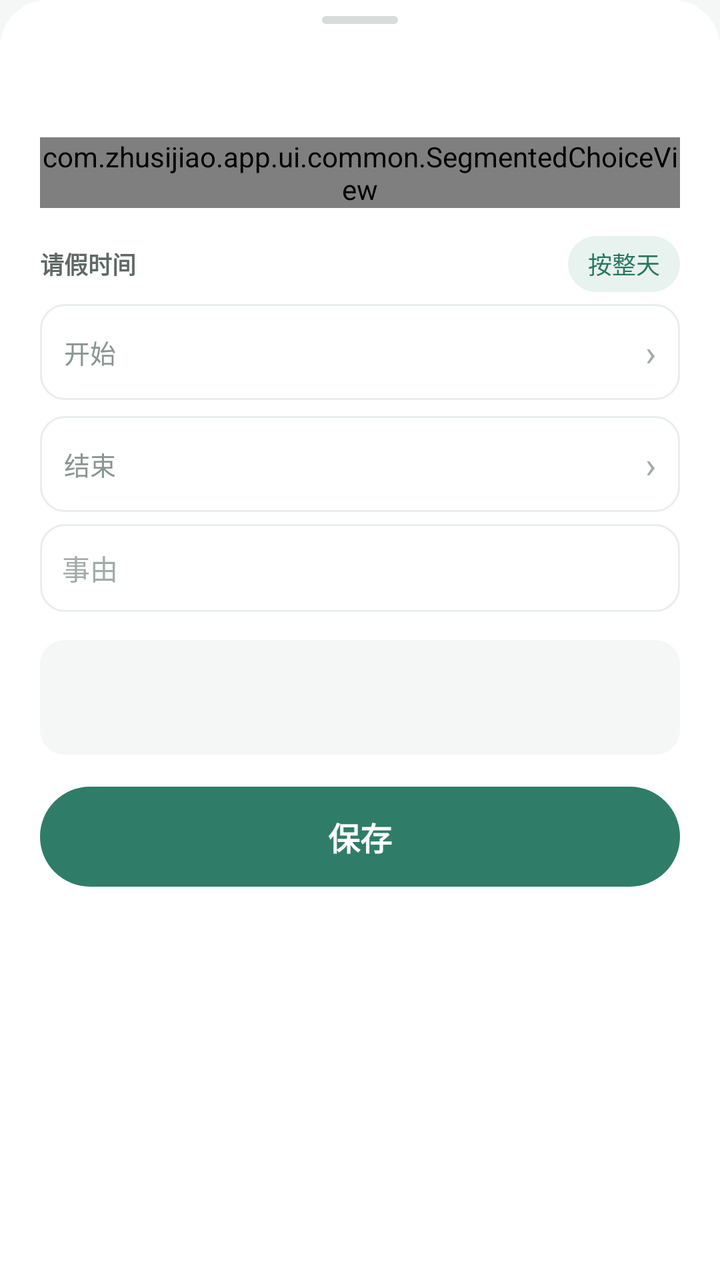
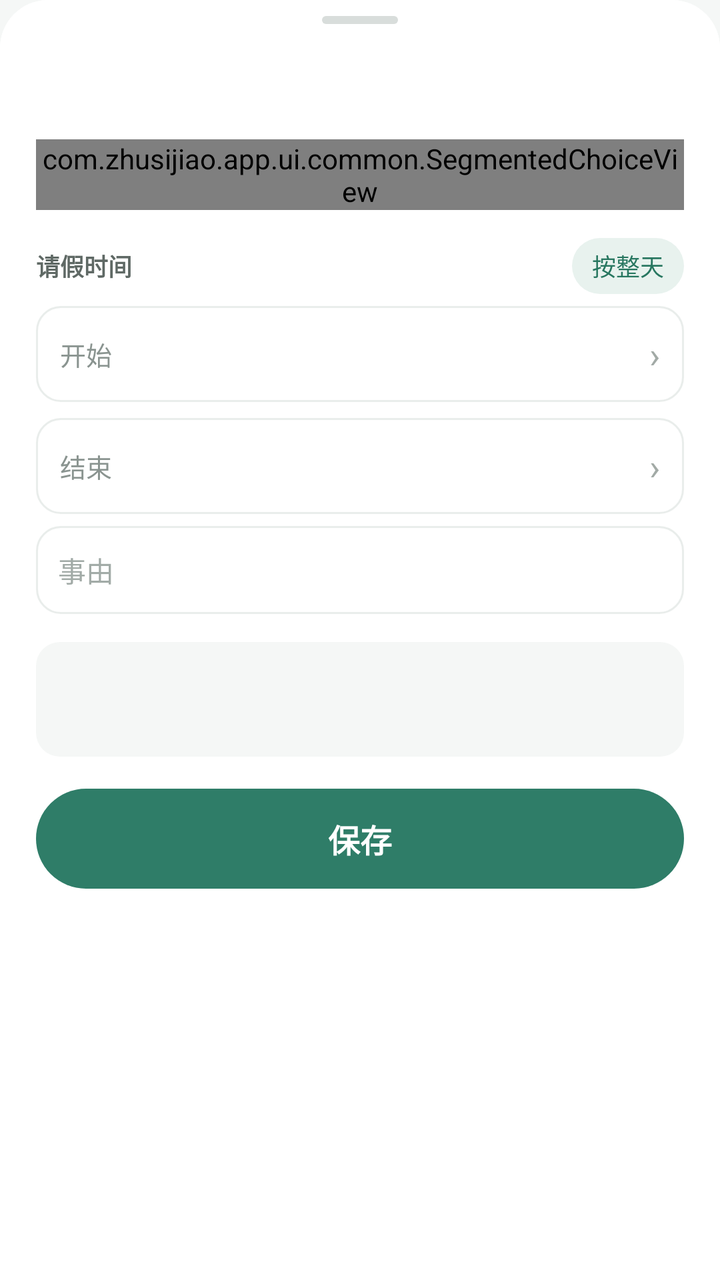

Screens rendered from an Android XML layout before and after an edit, with the pre-edit source and the edit as a unified diff.
<!-- AndroidManifest.xml: application theme Theme.Zhusijiao -->
<!-- res/layout/dialog_leave_editor.xml -->
<?xml version="1.0" encoding="utf-8"?>
<androidx.core.widget.NestedScrollView xmlns:android="http://schemas.android.com/apk/res/android"
    android:layout_width="match_parent"
    android:layout_height="wrap_content"
    android:background="@drawable/bg_sheet"
    android:fillViewport="true"
    android:overScrollMode="never">

    <LinearLayout
        android:layout_width="match_parent"
        android:layout_height="wrap_content"
        android:background="@drawable/bg_sheet"
        android:orientation="vertical"
        android:paddingStart="20dp"
        android:paddingTop="8dp"
        android:paddingEnd="20dp"
        android:paddingBottom="12dp">

        <View
            android:layout_width="38dp"
            android:layout_height="4dp"
            android:layout_gravity="center_horizontal"
            android:layout_marginBottom="15dp"
            android:background="@drawable/bg_sheet_handle" />

        <TextView
            android:id="@+id/leaveEditorTitle"
            android:layout_width="match_parent"
            android:layout_height="wrap_content"
            android:includeFontPadding="false"
            android:textColor="@color/heading_ink"
            android:textSize="@dimen/text_display"
            android:textStyle="bold" />

        <com.zhusijiao.app.ui.common.SegmentedChoiceView
            android:id="@+id/leaveType"
            android:layout_width="match_parent"
            android:layout_height="wrap_content"
            android:layout_marginTop="16dp" />

        <LinearLayout
            android:layout_width="match_parent"
            android:layout_height="wrap_content"
            android:layout_marginTop="14dp"
            android:gravity="center_vertical"
            android:orientation="horizontal">

            <TextView
                android:layout_width="0dp"
                android:layout_height="wrap_content"
                android:layout_weight="1"
                android:text="@string/leave_span_label"
                android:textColor="@color/field_label"
                android:textSize="@dimen/text_hint"
                android:textStyle="bold" />

            
            <TextView
                android:id="@+id/leaveWholeDay"
                android:layout_width="wrap_content"
                android:layout_height="wrap_content"
                android:background="@drawable/bg_tag"
                android:clickable="true"
                android:focusable="true"
                android:gravity="center"
                android:minHeight="28dp"
                android:paddingStart="10dp"
                android:paddingEnd="10dp"
                android:text="@string/leave_whole_day"
                android:textColor="@color/accent_strong"
                android:textSize="@dimen/text_hint" />
        </LinearLayout>

        <LinearLayout
            android:id="@+id/leaveStartRow"
            android:layout_width="match_parent"
            android:layout_height="wrap_content"
            android:layout_marginTop="6dp"
            android:background="@drawable/bg_field"
            android:clickable="true"
            android:focusable="true"
            android:gravity="center_vertical"
            android:minHeight="48dp"
            android:orientation="horizontal"
            android:paddingStart="12dp"
            android:paddingEnd="12dp">

            <TextView
                android:layout_width="wrap_content"
                android:layout_height="wrap_content"
                android:text="@string/leave_start_label"
                android:textColor="@color/sub_8a"
                android:textSize="@dimen/text_small" />

            <TextView
                android:id="@+id/leaveStart"
                android:layout_width="0dp"
                android:layout_height="wrap_content"
                android:layout_marginStart="12dp"
                android:layout_weight="1"
                android:gravity="end"
                android:textColor="@color/ink"
                android:textSize="@dimen/text_body"
                android:textStyle="bold" />

            <TextView
                android:layout_width="wrap_content"
                android:layout_height="wrap_content"
                android:layout_marginStart="8dp"
                android:text="›"
                android:textColor="@color/arrow_grey"
                android:textSize="@dimen/text_title" />
        </LinearLayout>

        <LinearLayout
            android:id="@+id/leaveEndRow"
            android:layout_width="match_parent"
            android:layout_height="wrap_content"
            android:layout_marginTop="8dp"
            android:background="@drawable/bg_field"
            android:clickable="true"
            android:focusable="true"
            android:gravity="center_vertical"
            android:minHeight="48dp"
            android:orientation="horizontal"
            android:paddingStart="12dp"
            android:paddingEnd="12dp">

            <TextView
                android:layout_width="wrap_content"
                android:layout_height="wrap_content"
                android:text="@string/leave_end_label"
                android:textColor="@color/sub_8a"
                android:textSize="@dimen/text_small" />

            <TextView
                android:id="@+id/leaveEnd"
                android:layout_width="0dp"
                android:layout_height="wrap_content"
                android:layout_marginStart="12dp"
                android:layout_weight="1"
                android:gravity="end"
                android:textColor="@color/ink"
                android:textSize="@dimen/text_body"
                android:textStyle="bold" />

            <TextView
                android:layout_width="wrap_content"
                android:layout_height="wrap_content"
                android:layout_marginStart="8dp"
                android:text="›"
                android:textColor="@color/arrow_grey"
                android:textSize="@dimen/text_title" />
        </LinearLayout>

        <TextView
            android:id="@+id/leaveError"
            android:layout_width="match_parent"
            android:layout_height="wrap_content"
            android:layout_marginTop="6dp"
            android:textColor="@color/danger"
            android:textSize="@dimen/text_hint"
            android:visibility="gone" />

        <EditText
            android:id="@+id/leaveNote"
            style="@style/FieldInput"
            android:layout_marginTop="6dp"
            android:hint="@string/leave_note_hint"
            android:importantForAutofill="no"
            android:inputType="text"
            android:maxLength="60"
            android:singleLine="true" />

        <LinearLayout
            android:layout_width="match_parent"
            android:layout_height="wrap_content"
            android:layout_marginTop="14dp"
            android:background="@drawable/bg_detail_cell"
            android:orientation="vertical"
            android:paddingStart="12dp"
            android:paddingTop="10dp"
            android:paddingEnd="12dp"
            android:paddingBottom="11dp">

            <TextView
                android:id="@+id/leavePreviewLabel"
                android:layout_width="match_parent"
                android:layout_height="wrap_content"
                android:textColor="@color/accent_strong"
                android:textSize="@dimen/text_caption"
                android:textStyle="bold" />

            <TextView
                android:id="@+id/leavePreview"
                android:layout_width="match_parent"
                android:layout_height="wrap_content"
                android:layout_marginTop="4dp"
                android:lineSpacingMultiplier="1.4"
                android:textColor="@color/body_ink"
                android:textSize="@dimen/text_small" />
        </LinearLayout>

        <LinearLayout
            android:layout_width="match_parent"
            android:layout_height="wrap_content"
            android:layout_marginTop="16dp"
            android:orientation="horizontal">

            <TextView
                android:id="@+id/leaveDelete"
                android:layout_width="0dp"
                android:layout_height="50dp"
                android:layout_marginEnd="8dp"
                android:layout_weight="1"
                android:background="@drawable/bg_danger_button"
                android:clickable="true"
                android:focusable="true"
                android:gravity="center"
                android:text="@string/leave_delete"
                android:textColor="@color/danger_action"
                android:textSize="@dimen/text_button"
                android:visibility="gone" />

            <TextView
                android:id="@+id/leaveSave"
                style="@style/PrimaryButton"
                android:layout_width="0dp"
                android:layout_height="50dp"
                android:layout_weight="2"
                android:text="@string/leave_save" />
        </LinearLayout>
    </LinearLayout>
</androidx.core.widget.NestedScrollView>
<!-- resources referenced by this layout -->
<resources>
  <color name="arrow_grey">#a2aaa6</color>
  <color name="body_ink">#333a37</color>
  <color name="danger">#b44c48</color>
  <color name="field_label">@color/text_secondary</color>
  <color name="heading_ink">#202623</color>
  <color name="ink">#202725</color>
  <color name="sub_8a">@color/text_tertiary</color>
  <dimen name="text_body">14sp</dimen>
  <dimen name="text_caption">11sp</dimen>
  <dimen name="text_display">22sp</dimen>
  <dimen name="text_hint">12sp</dimen>
  <dimen name="text_small">13sp</dimen>
  <dimen name="text_title">18sp</dimen>
  <string name="leave_delete">删除</string>
  <string name="leave_end_label">结束</string>
  <string name="leave_note_hint">事由</string>
  <string name="leave_save">保存</string>
  <style name="FieldInput">
          <item name="android:layout_width">match_parent</item>
          <item name="android:layout_height">wrap_content</item>
          <item name="android:minHeight">44dp</item>
          <item name="android:background">@drawable/bg_field</item>
          <item name="android:paddingStart">11dp</item>
          <item name="android:paddingEnd">11dp</item>
          <item name="android:paddingTop">10dp</item>
          <item name="android:paddingBottom">10dp</item>
          <item name="android:textColor">@color/ink</item>
          <item name="android:textColorHint">@color/sub_a0</item>
          <item name="android:textSize">@dimen/text_body</item>
          <item name="android:gravity">center_vertical</item>
          <item name="android:saveEnabled">false</item>
      </style>
  <style name="Theme.Zhusijiao" parent="Theme.AppCompat.Light.NoActionBar">
          <item name="colorPrimary">@color/accent</item>
          <item name="colorPrimaryDark">@color/accent</item>
          <item name="colorAccent">@color/accent</item>
          <item name="colorControlActivated">@color/accent</item>
          <item name="android:textColorPrimary">@color/ink</item>
          <item name="android:textColorSecondary">@color/muted</item>
          <item name="android:windowBackground">@color/background</item>
          <item name="android:statusBarColor">@color/background</item>
          <item name="android:navigationBarColor">@color/surface</item>
          <item name="android:windowLightStatusBar" tools:targetApi="m">true</item>
          <item name="android:windowLightNavigationBar" tools:targetApi="o_mr1">true</item>
          <item name="android:alertDialogTheme">@style/Theme.Zhusijiao.Dialog</item>
          <item name="alertDialogTheme">@style/Theme.Zhusijiao.Dialog</item>
      </style>
  <color name="text_tertiary">#8a9490</color>
  <dimen name="text_subtitle">16sp</dimen>
  <color name="danger_soft">#fff1f0</color>
  <color name="background">#f5f7f6</color>
  <dimen name="radius_md">12dp</dimen>
  <color name="surface">#ffffff</color>
  <color name="line">#e9edeb</color>
  <dimen name="radius_xl">24dp</dimen>
  <color name="sheet_handle">#d8dddb</color>
  <color name="tag_bg">#e8f2ee</color>
  <color name="sub_a0">@color/text_disabled</color>
  <color name="accent">#2f7d68</color>
  <color name="muted">#7d8783</color>
  <style name="Theme.Zhusijiao.Dialog" parent="Theme.AppCompat.Light.Dialog.Alert">
          <item name="colorAccent">@color/accent</item>
          <item name="android:textColorPrimary">@color/ink</item>
          <item name="buttonBarPositiveButtonStyle">@style/DialogButton</item>
          <item name="buttonBarNegativeButtonStyle">@style/DialogButton</item>
          <item name="buttonBarNeutralButtonStyle">@style/DialogButton</item>
      </style>
  <dimen name="radius_pill">100dp</dimen>
  <color name="text_disabled">#a2aba7</color>
  <!-- unchanged entries left out for length: 18 -->
</resources>

<!-- the commit's change to res/layout/dialog_leave_editor.xml (unified diff, before → after) -->
@@ -11,24 +11,16 @@
         android:layout_height="wrap_content"
         android:background="@drawable/bg_sheet"
         android:orientation="vertical"
-        android:paddingStart="20dp"
-        android:paddingTop="8dp"
-        android:paddingEnd="20dp"
-        android:paddingBottom="12dp">
-
-        <View
-            android:layout_width="38dp"
-            android:layout_height="4dp"
-            android:layout_gravity="center_horizontal"
-            android:layout_marginBottom="15dp"
-            android:background="@drawable/bg_sheet_handle" />
+        style="@style/SheetRoot">
+
+        <View style="@style/SheetHandle" />
 
         <TextView
             android:id="@+id/leaveEditorTitle"
             android:layout_width="match_parent"
             android:layout_height="wrap_content"
             android:includeFontPadding="false"
-            android:textColor="@color/heading_ink"
+            android:textColor="@color/text_primary"
             android:textSize="@dimen/text_display"
             android:textStyle="bold" />
 
@@ -50,7 +42,7 @@
                 android:layout_height="wrap_content"
                 android:layout_weight="1"
                 android:text="@string/leave_span_label"
-                android:textColor="@color/field_label"
+                android:textColor="@color/text_secondary"
                 android:textSize="@dimen/text_hint"
                 android:textStyle="bold" />
 
@@ -89,7 +81,7 @@
                 android:layout_width="wrap_content"
                 android:layout_height="wrap_content"
                 android:text="@string/leave_start_label"
-                android:textColor="@color/sub_8a"
+                android:textColor="@color/text_tertiary"
                 android:textSize="@dimen/text_small" />
 
             <TextView
@@ -99,7 +91,7 @@
                 android:layout_marginStart="12dp"
                 android:layout_weight="1"
                 android:gravity="end"
-                android:textColor="@color/ink"
+                android:textColor="@color/text_primary"
                 android:textSize="@dimen/text_body"
                 android:textStyle="bold" />
 
@@ -130,7 +122,7 @@
                 android:layout_width="wrap_content"
                 android:layout_height="wrap_content"
                 android:text="@string/leave_end_label"
-                android:textColor="@color/sub_8a"
+                android:textColor="@color/text_tertiary"
                 android:textSize="@dimen/text_small" />
 
             <TextView
@@ -140,7 +132,7 @@
                 android:layout_marginStart="12dp"
                 android:layout_weight="1"
                 android:gravity="end"
-                android:textColor="@color/ink"
+                android:textColor="@color/text_primary"
                 android:textSize="@dimen/text_body"
                 android:textStyle="bold" />
 
@@ -197,7 +189,7 @@
                 android:layout_height="wrap_content"
                 android:layout_marginTop="4dp"
                 android:lineSpacingMultiplier="1.4"
-                android:textColor="@color/body_ink"
+                android:textColor="@color/text_primary"
                 android:textSize="@dimen/text_small" />
         </LinearLayout>
 
<!-- resource entries referenced after the edit -->
@@ -1,12 +1,8 @@
 <!-- resources referenced by this layout -->
 <resources>
   <color name="arrow_grey">#a2aaa6</color>
-  <color name="body_ink">#333a37</color>
   <color name="danger">#b44c48</color>
-  <color name="field_label">@color/text_secondary</color>
-  <color name="heading_ink">#202623</color>
-  <color name="ink">#202725</color>
-  <color name="sub_8a">@color/text_tertiary</color>
+  <color name="text_primary">#1d2421</color>
   <dimen name="text_body">14sp</dimen>
   <dimen name="text_caption">11sp</dimen>
   <dimen name="text_display">22sp</dimen>
@@ -26,19 +22,32 @@
           <item name="android:paddingEnd">11dp</item>
           <item name="android:paddingTop">10dp</item>
           <item name="android:paddingBottom">10dp</item>
-          <item name="android:textColor">@color/ink</item>
-          <item name="android:textColorHint">@color/sub_a0</item>
+          <item name="android:textColor">@color/text_primary</item>
+          <item name="android:textColorHint">@color/text_disabled</item>
           <item name="android:textSize">@dimen/text_body</item>
           <item name="android:gravity">center_vertical</item>
           <item name="android:saveEnabled">false</item>
+      </style>
+  <style name="SheetHandle">
+          <item name="android:layout_width">38dp</item>
+          <item name="android:layout_height">4dp</item>
+          <item name="android:layout_gravity">center_horizontal</item>
+          <item name="android:layout_marginBottom">16dp</item>
+          <item name="android:background">@drawable/bg_sheet_handle</item>
+      </style>
+  <style name="SheetRoot">
+          <item name="android:paddingStart">18dp</item>
+          <item name="android:paddingTop">8dp</item>
+          <item name="android:paddingEnd">18dp</item>
+          <item name="android:paddingBottom">16dp</item>
       </style>
   <style name="Theme.Zhusijiao" parent="Theme.AppCompat.Light.NoActionBar">
           <item name="colorPrimary">@color/accent</item>
           <item name="colorPrimaryDark">@color/accent</item>
           <item name="colorAccent">@color/accent</item>
           <item name="colorControlActivated">@color/accent</item>
-          <item name="android:textColorPrimary">@color/ink</item>
-          <item name="android:textColorSecondary">@color/muted</item>
+          <item name="android:textColorPrimary">@color/text_primary</item>
+          <item name="android:textColorSecondary">@color/text_secondary</item>
           <item name="android:windowBackground">@color/background</item>
           <item name="android:statusBarColor">@color/background</item>
           <item name="android:navigationBarColor">@color/surface</item>
@@ -57,12 +66,10 @@
   <dimen name="radius_xl">24dp</dimen>
   <color name="sheet_handle">#d8dddb</color>
   <color name="tag_bg">#e8f2ee</color>
-  <color name="sub_a0">@color/text_disabled</color>
   <color name="accent">#2f7d68</color>
-  <color name="muted">#7d8783</color>
   <style name="Theme.Zhusijiao.Dialog" parent="Theme.AppCompat.Light.Dialog.Alert">
           <item name="colorAccent">@color/accent</item>
-          <item name="android:textColorPrimary">@color/ink</item>
+          <item name="android:textColorPrimary">@color/text_primary</item>
           <item name="buttonBarPositiveButtonStyle">@style/DialogButton</item>
           <item name="buttonBarNegativeButtonStyle">@style/DialogButton</item>
           <item name="buttonBarNeutralButtonStyle">@style/DialogButton</item>
